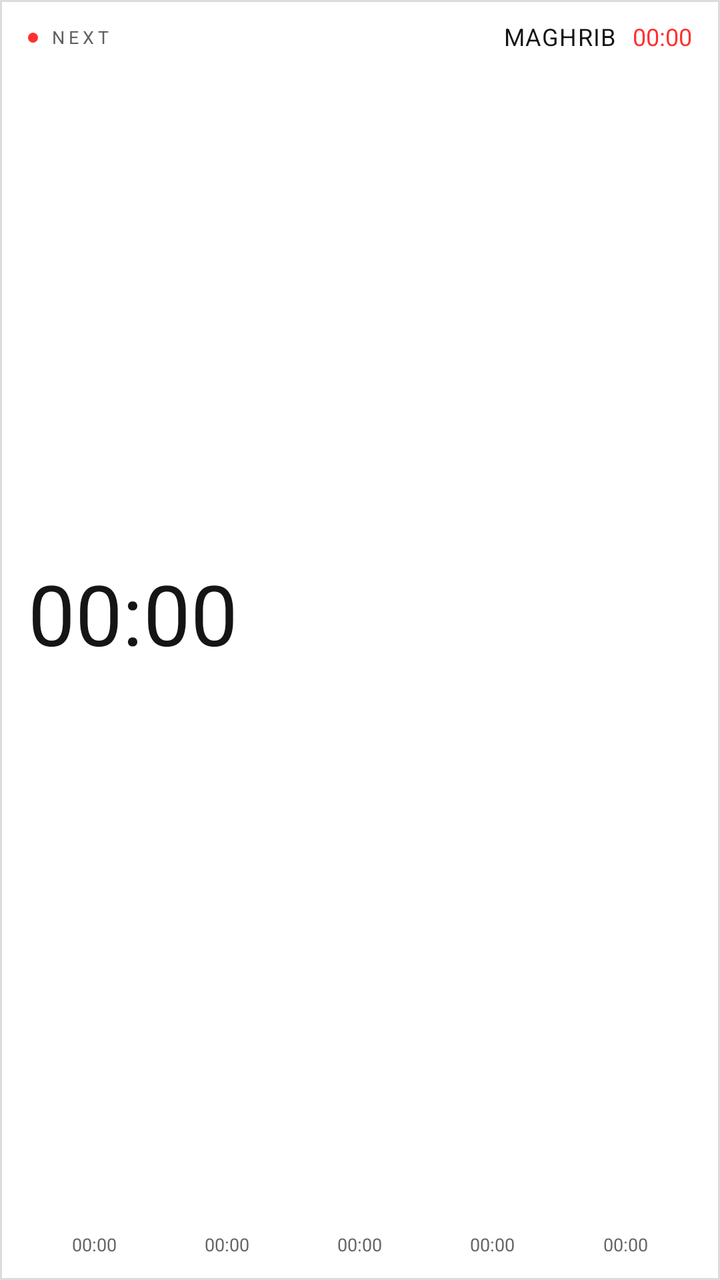
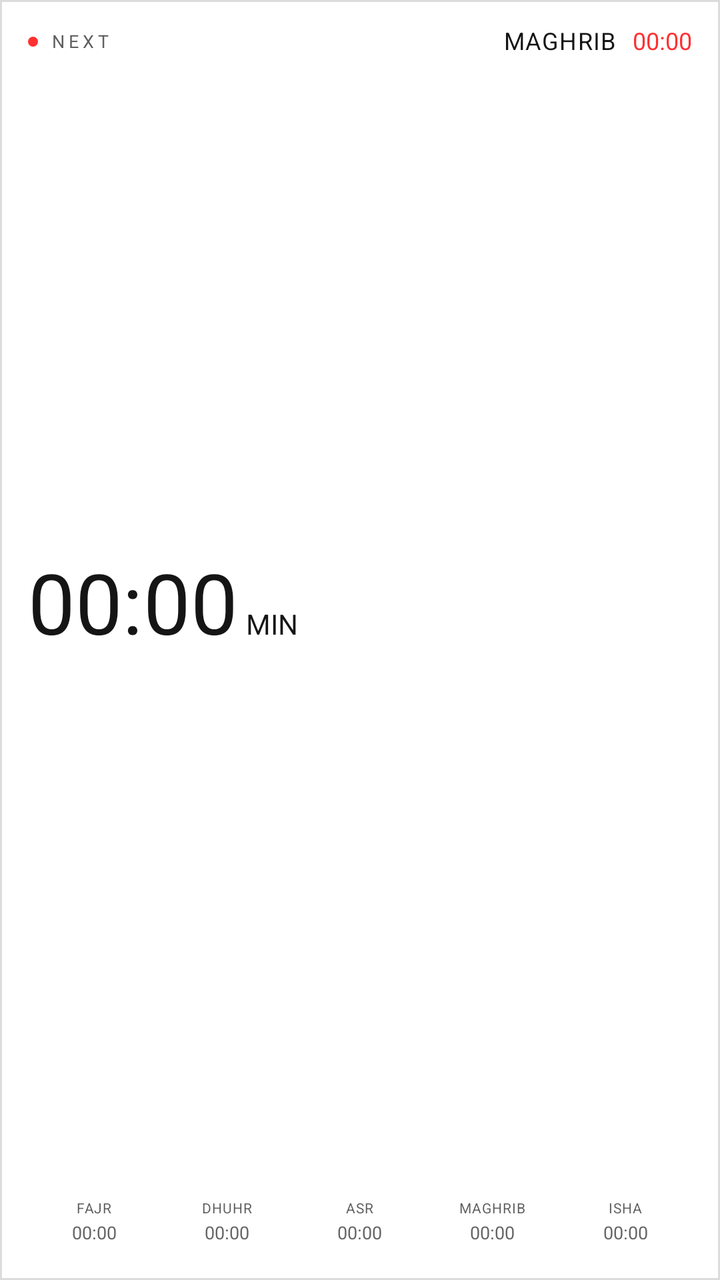

The first picture is an Android layout as it rendered before a commit; the second is the same layout after the commit. The layout source and the unified diff follow.
<!-- AndroidManifest.xml: fallback theme Theme.MaterialComponents.DayNight.NoActionBar -->
<!-- res/layout/widget_compact.xml -->
<?xml version="1.0" encoding="utf-8"?>
<FrameLayout xmlns:android="http://schemas.android.com/apk/res/android"
    android:id="@+id/root"
    android:layout_width="match_parent"
    android:layout_height="match_parent"
    android:background="@drawable/widget_bg_solid">

    
    <ImageView
        android:id="@+id/panel_bg"
        android:layout_width="match_parent"
        android:layout_height="match_parent"
        android:scaleType="fitXY" />

    <LinearLayout
        android:layout_width="match_parent"
        android:layout_height="match_parent"
        android:orientation="vertical"
        android:paddingHorizontal="14dp"
        android:paddingVertical="12dp">

        <LinearLayout
            android:layout_width="match_parent"
            android:layout_height="wrap_content"
            android:gravity="center_vertical"
            android:orientation="horizontal">

            <ImageView
                android:id="@+id/dot"
                android:layout_width="5dp"
                android:layout_height="5dp"
                android:background="@drawable/dot_red" />

            <TextView
                android:id="@+id/label_next"
                android:layout_width="0dp"
                android:layout_height="wrap_content"
                android:layout_marginStart="6dp"
                android:layout_weight="1"
                android:fontFamily="NDot55All"
                android:includeFontPadding="false"
                android:letterSpacing="0.22"
                android:text="NEXT"
                android:textColor="@color/nt_grey_label"
                android:textSize="9sp" />

            <TextView
                android:id="@+id/text_prayer"
                android:layout_width="wrap_content"
                android:layout_height="wrap_content"
                android:fontFamily="NDot55All"
                android:includeFontPadding="false"
                android:letterSpacing="0.04"
                android:text="MAGHRIB"
                android:textColor="@color/nt_white"
                android:textSize="12sp" />

            
            <TextView
                android:id="@+id/text_time"
                android:layout_width="wrap_content"
                android:layout_height="wrap_content"
                android:layout_marginStart="8dp"
                android:fontFamily="NDot55All"
                android:includeFontPadding="false"
                android:text="00:00"
                android:textColor="@color/nt_red"
                android:textSize="12sp" />
        </LinearLayout>

        
        <Chronometer
            android:id="@+id/text_countdown"
            android:layout_width="match_parent"
            android:layout_height="0dp"
            android:layout_weight="1"
            android:fontFamily="NDot55All"
            android:gravity="start|center_vertical"
            android:includeFontPadding="false"
            android:text="--:--"
            android:textColor="@color/nt_white"
            android:textSize="42sp" />

        <ImageView
            android:id="@+id/bar"
            android:layout_width="match_parent"
            android:layout_height="4dp"
            android:layout_marginTop="12dp"
            android:scaleType="fitXY" />

        
        <LinearLayout
            android:id="@+id/times_row"
            android:layout_width="match_parent"
            android:layout_height="wrap_content"
            android:layout_marginTop="10dp"
            android:orientation="horizontal">

            <TextView
                android:id="@+id/row_time_0"
                style="@style/CompactTime"
                android:text="00:00" />

            <TextView
                android:id="@+id/row_time_1"
                style="@style/CompactTime"
                android:text="00:00" />

            <TextView
                android:id="@+id/row_time_2"
                style="@style/CompactTime"
                android:text="00:00" />

            <TextView
                android:id="@+id/row_time_3"
                style="@style/CompactTime"
                android:text="00:00" />

            <TextView
                android:id="@+id/row_time_4"
                style="@style/CompactTime"
                android:text="00:00" />
        </LinearLayout>
    </LinearLayout>
</FrameLayout>
<!-- resources referenced by this layout -->
<resources>
  <color name="nt_grey_label">#FF5F5F5F</color>
  <color name="nt_red">#FFFF3030</color>
  <color name="nt_white">#FF151515</color>
  <!-- drawable dot_red (drawable) -->
  <?xml version="1.0" encoding="utf-8"?>
  <shape xmlns:android="http://schemas.android.com/apk/res/android"
      android:shape="oval">
      <solid android:color="@color/nt_red" />
  </shape>
  <!-- drawable widget_bg_solid (drawable) -->
  <?xml version="1.0" encoding="utf-8"?>
  <shape xmlns:android="http://schemas.android.com/apk/res/android"
      android:shape="rectangle">
      <solid android:color="@color/nt_panel" />
      <stroke
          android:width="1dp"
          android:color="@color/nt_hairline" />
  </shape>
  <color name="nt_panel">#FFFFFFFF</color>
  <color name="nt_hairline">#FFDCDCDC</color>
  <color name="nt_grey_future">#FF666666</color>
  <!-- unchanged entries left out for length: 1 -->
</resources>

<!-- the commit's change to res/layout/widget_compact.xml (unified diff, before → after) -->
@@ -13,11 +13,13 @@
         android:scaleType="fitXY" />
 
     <LinearLayout
+        android:id="@+id/content"
         android:layout_width="match_parent"
         android:layout_height="match_parent"
         android:orientation="vertical"
         android:paddingHorizontal="14dp"
-        android:paddingVertical="12dp">
+        android:paddingTop="14dp"
+        android:paddingBottom="18dp">
 
         <LinearLayout
             android:layout_width="match_parent"
@@ -69,57 +71,178 @@
         </LinearLayout>
 
         
-        <Chronometer
-            android:id="@+id/text_countdown"
+        <LinearLayout
+            android:id="@+id/countdown_area"
             android:layout_width="match_parent"
             android:layout_height="0dp"
             android:layout_weight="1"
-            android:fontFamily="NDot55All"
             android:gravity="start|center_vertical"
-            android:includeFontPadding="false"
-            android:text="--:--"
-            android:textColor="@color/nt_white"
-            android:textSize="42sp" />
+            android:orientation="horizontal">
+
+            <LinearLayout
+                android:id="@+id/countdown_row"
+                android:layout_width="wrap_content"
+                android:layout_height="wrap_content"
+                android:baselineAligned="true"
+                android:orientation="horizontal">
+
+                <Chronometer
+                    android:id="@+id/text_countdown"
+                    android:layout_width="wrap_content"
+                    android:layout_height="wrap_content"
+                    android:fontFamily="NDot55All"
+                    android:includeFontPadding="false"
+                    android:text="--:--"
+                    android:textColor="@color/nt_white"
+                    android:textSize="42sp" />
+
+                <TextView
+                    android:id="@+id/text_unit"
+                    android:layout_width="wrap_content"
+                    android:layout_height="wrap_content"
+                    android:layout_marginStart="4dp"
+                    android:fontFamily="NDot55All"
+                    android:includeFontPadding="false"
+                    android:text="MIN"
+                    android:textColor="@color/nt_white"
+                    android:textSize="14sp" />
+            </LinearLayout>
+        </LinearLayout>
 
         <ImageView
             android:id="@+id/bar"
             android:layout_width="match_parent"
             android:layout_height="4dp"
-            android:layout_marginTop="12dp"
+            android:layout_marginTop="8dp"
             android:scaleType="fitXY" />
 
         
         <LinearLayout
+            android:id="@+id/names_row"
+            android:layout_width="match_parent"
+            android:layout_height="wrap_content"
+            android:layout_marginTop="10dp"
+            android:orientation="horizontal">
+
+            <TextView
+                android:id="@+id/row_name_0"
+                style="@style/CompactName"
+                android:text="FAJR" />
+
+            <TextView
+                android:id="@+id/row_name_1"
+                style="@style/CompactName"
+                android:text="DHUHR" />
+
+            <TextView
+                android:id="@+id/row_name_2"
+                style="@style/CompactName"
+                android:text="ASR" />
+
+            <TextView
+                android:id="@+id/row_name_3"
+                style="@style/CompactName"
+                android:text="MAGHRIB" />
+
+            <TextView
+                android:id="@+id/row_name_4"
+                style="@style/CompactName"
+                android:text="ISHA" />
+        </LinearLayout>
+
+        <LinearLayout
             android:id="@+id/times_row"
             android:layout_width="match_parent"
             android:layout_height="wrap_content"
+            android:layout_marginTop="3dp"
+            android:orientation="horizontal">
+
+            <TextView
+                android:id="@+id/row_time_0"
+                style="@style/CompactTime"
+                android:text="00:00" />
+
+            <TextView
+                android:id="@+id/row_time_1"
+                style="@style/CompactTime"
+                android:text="00:00" />
+
+            <TextView
+                android:id="@+id/row_time_2"
+                style="@style/CompactTime"
+                android:text="00:00" />
+
+            <TextView
+                android:id="@+id/row_time_3"
+                style="@style/CompactTime"
+                android:text="00:00" />
+
+            <TextView
+                android:id="@+id/row_time_4"
+                style="@style/CompactTime"
+                android:text="00:00" />
+        </LinearLayout>
+    </LinearLayout>
+
+    
+    <LinearLayout
+        android:id="@+id/loading"
+        android:layout_width="match_parent"
+        android:layout_height="match_parent"
+        android:gravity="center"
+        android:orientation="vertical"
+        android:visibility="gone">
+
+        <ProgressBar
+            android:id="@+id/loading_spinner"
+            android:layout_width="48dp"
+            android:layout_height="48dp"
+            android:background="@null"
+            android:indeterminate="true"
+            android:indeterminateDrawable="@drawable/loading_dots"
+            android:indeterminateTint="@null" />
+
+        <TextView
+            android:id="@+id/loading_text"
+            android:layout_width="wrap_content"
+            android:layout_height="wrap_content"
             android:layout_marginTop="10dp"
-            android:orientation="horizontal">
-
-            <TextView
-                android:id="@+id/row_time_0"
-                style="@style/CompactTime"
-                android:text="00:00" />
-
-            <TextView
-                android:id="@+id/row_time_1"
-                style="@style/CompactTime"
-                android:text="00:00" />
-
-            <TextView
-                android:id="@+id/row_time_2"
-                style="@style/CompactTime"
-                android:text="00:00" />
-
-            <TextView
-                android:id="@+id/row_time_3"
-                style="@style/CompactTime"
-                android:text="00:00" />
-
-            <TextView
-                android:id="@+id/row_time_4"
-                style="@style/CompactTime"
-                android:text="00:00" />
-        </LinearLayout>
+            android:fontFamily="NDot55All"
+            android:includeFontPadding="false"
+            android:letterSpacing="0.18"
+            android:text="SYNCING"
+            android:textColor="@color/nt_grey_label"
+            android:textSize="10sp" />
+    </LinearLayout>
+
+    
+    <LinearLayout
+        android:id="@+id/announce"
+        android:layout_width="match_parent"
+        android:layout_height="match_parent"
+        android:gravity="center"
+        android:orientation="vertical"
+        android:visibility="gone">
+
+        <ProgressBar
+            android:id="@+id/walk"
+            android:layout_width="76dp"
+            android:layout_height="76dp"
+            android:background="@null"
+            android:indeterminate="true"
+            android:indeterminateDrawable="@drawable/walk_dots"
+            android:indeterminateTint="@null" />
+
+        <TextView
+            android:id="@+id/announce_text"
+            android:layout_width="wrap_content"
+            android:layout_height="wrap_content"
+            android:layout_marginTop="6dp"
+            android:fontFamily="NDot55All"
+            android:includeFontPadding="false"
+            android:letterSpacing="0.04"
+            android:text="DHUHR"
+            android:textColor="@color/nt_white"
+            android:textSize="20sp" />
     </LinearLayout>
 </FrameLayout>
<!-- resource entries referenced after the edit -->
@@ -9,6 +9,28 @@
       android:shape="oval">
       <solid android:color="@color/nt_red" />
   </shape>
+  <!-- drawable loading_dots (drawable) -->
+  <?xml version="1.0" encoding="utf-8"?>
+  <animation-list xmlns:android="http://schemas.android.com/apk/res/android"
+      android:oneshot="false">
+      <item android:drawable="@drawable/loading_0" android:duration="80" />
+      <item android:drawable="@drawable/loading_1" android:duration="80" />
+      <item android:drawable="@drawable/loading_2" android:duration="80" />
+      <item android:drawable="@drawable/loading_3" android:duration="80" />
+      <item android:drawable="@drawable/loading_4" android:duration="80" />
+      <item android:drawable="@drawable/loading_5" android:duration="80" />
+      <item android:drawable="@drawable/loading_6" android:duration="80" />
+      <item android:drawable="@drawable/loading_7" android:duration="80" />
+  </animation-list>
+  <!-- drawable walk_dots (drawable) -->
+  <?xml version="1.0" encoding="utf-8"?>
+  <animation-list xmlns:android="http://schemas.android.com/apk/res/android"
+      android:oneshot="false">
+      <item android:drawable="@drawable/walk_0" android:duration="150" />
+      <item android:drawable="@drawable/walk_1" android:duration="150" />
+      <item android:drawable="@drawable/walk_2" android:duration="150" />
+      <item android:drawable="@drawable/walk_3" android:duration="150" />
+  </animation-list>
   <!-- drawable widget_bg_solid (drawable) -->
   <?xml version="1.0" encoding="utf-8"?>
   <shape xmlns:android="http://schemas.android.com/apk/res/android"
@@ -18,6 +40,30 @@
           android:width="1dp"
           android:color="@color/nt_hairline" />
   </shape>
+  <style name="CompactName">
+          <item name="android:layout_width">0dp</item>
+          <item name="android:layout_height">wrap_content</item>
+          <item name="android:layout_weight">1</item>
+          <item name="android:fontFamily">NDot55All</item>
+          <item name="android:gravity">center</item>
+          <item name="android:includeFontPadding">false</item>
+          <item name="android:letterSpacing">0.04</item>
+          <item name="android:maxLines">1</item>
+          <item name="android:textColor">@color/nt_grey_label</item>
+          <item name="android:textSize">7sp</item>
+      </style>
+  <!-- drawable loading_0: png bitmap (drawable-nodpi, 972 bytes) -->
+  <!-- drawable loading_1: png bitmap (drawable-nodpi, 960 bytes) -->
+  <!-- drawable loading_2: png bitmap (drawable-nodpi, 951 bytes) -->
+  <!-- drawable loading_3: png bitmap (drawable-nodpi, 950 bytes) -->
+  <!-- drawable loading_4: png bitmap (drawable-nodpi, 971 bytes) -->
+  <!-- drawable loading_5: png bitmap (drawable-nodpi, 950 bytes) -->
+  <!-- drawable loading_6: png bitmap (drawable-nodpi, 951 bytes) -->
+  <!-- drawable loading_7: png bitmap (drawable-nodpi, 957 bytes) -->
+  <!-- drawable walk_0: png bitmap (drawable-nodpi, 1257 bytes) -->
+  <!-- drawable walk_1: png bitmap (drawable-nodpi, 1271 bytes) -->
+  <!-- drawable walk_2: png bitmap (drawable-nodpi, 1254 bytes) -->
+  <!-- drawable walk_3: png bitmap (drawable-nodpi, 1269 bytes) -->
   <color name="nt_panel">#FFFFFFFF</color>
   <color name="nt_hairline">#FFDCDCDC</color>
   <color name="nt_grey_future">#FF666666</color>
